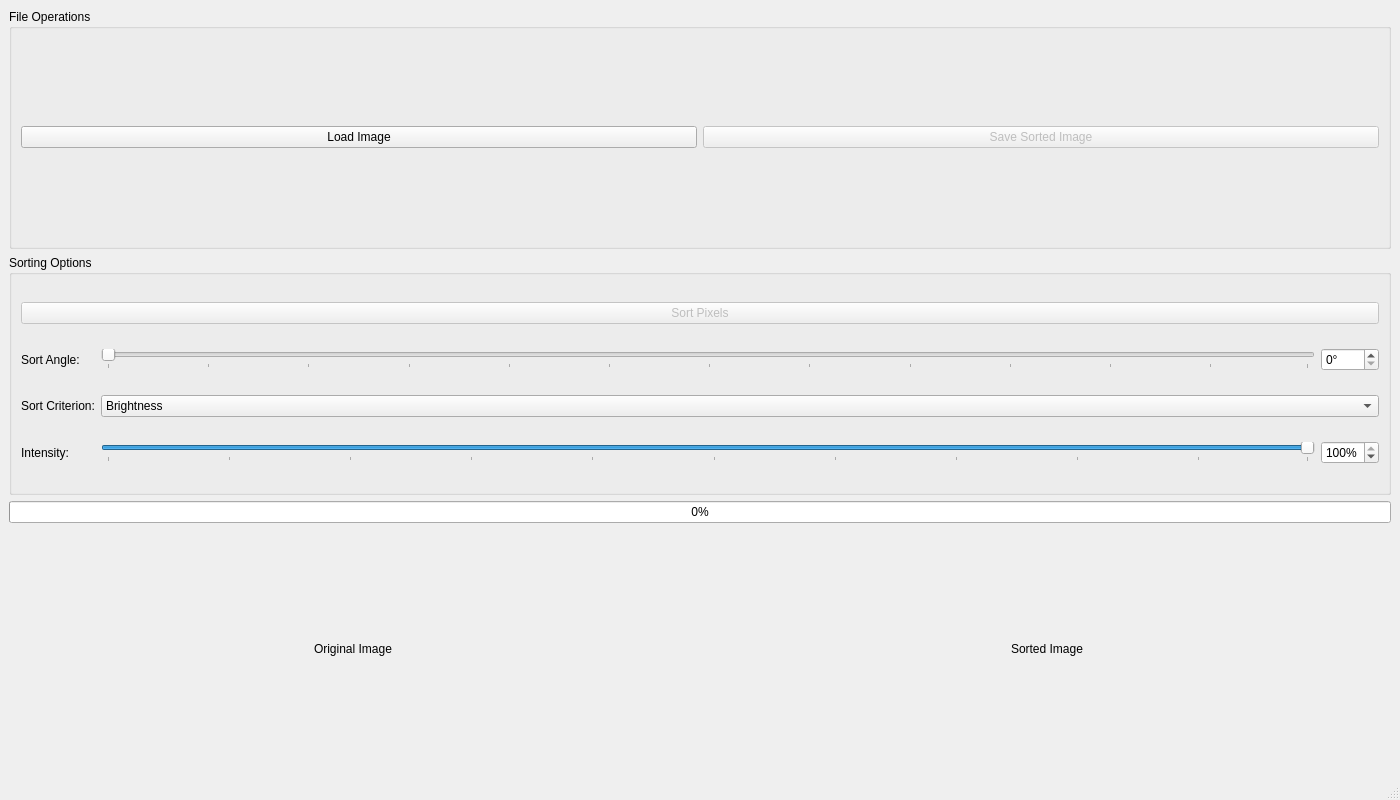
This is ui/main_window.ui in evolvewithevan/pixfuck as Qt 5 draws it before an edit. The edited form follows.
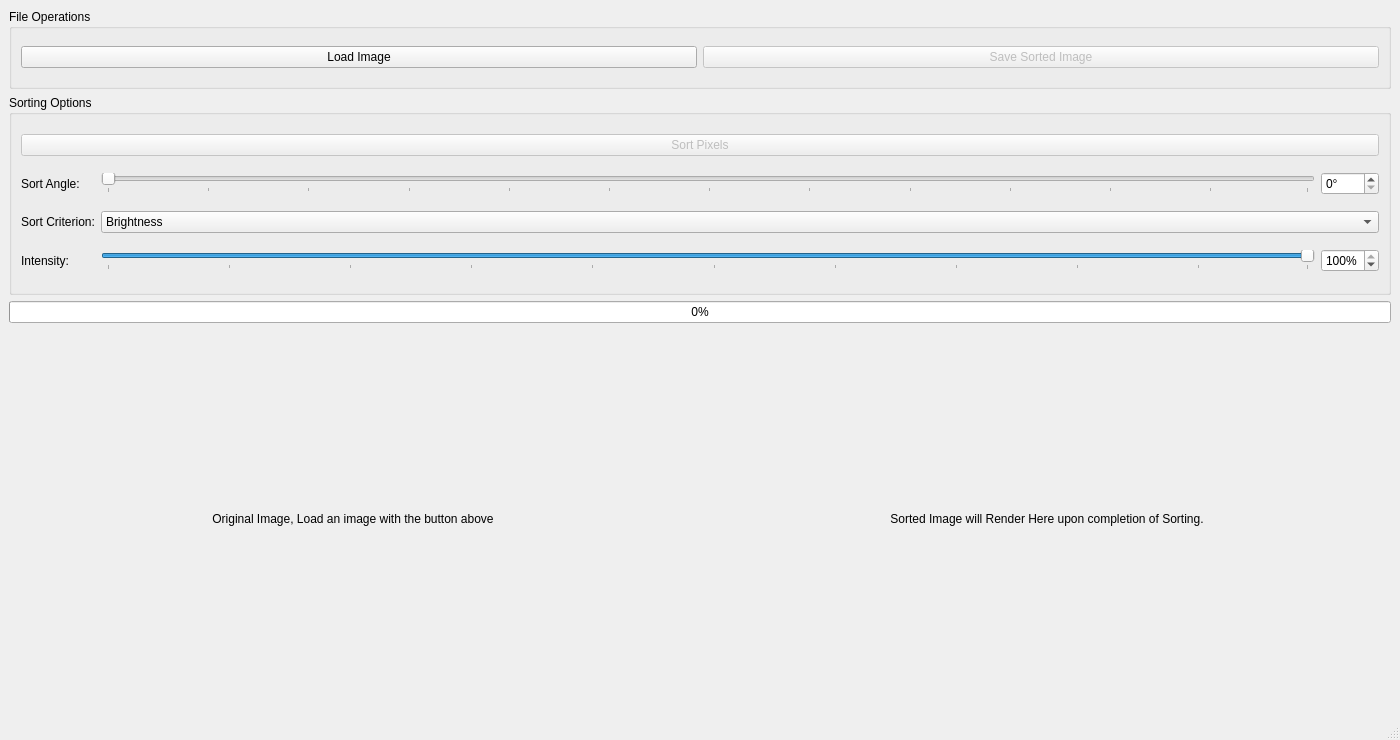
This is the edited form.

Commit message: max height for layout groups

Patch:
```diff
--- a/ui/main_window.ui
+++ b/ui/main_window.ui
@@ -4,10 +4,10 @@
  <widget class="QMainWindow" name="MainWindow">
   <property name="geometry">
    <rect>
-    <x>50</x>
-    <y>50</y>
+    <x>0</x>
+    <y>0</y>
     <width>1400</width>
-    <height>800</height>
+    <height>740</height>
    </rect>
   </property>
   <property name="windowTitle">
@@ -17,6 +17,12 @@
    <layout class="QVBoxLayout" name="verticalLayout">
     <item>
      <widget class="QGroupBox" name="file_ops_group">
+      <property name="maximumSize">
+       <size>
+        <width>16777215</width>
+        <height>80</height>
+       </size>
+      </property>
       <property name="title">
        <string>File Operations</string>
       </property>
@@ -43,6 +49,12 @@
     </item>
     <item>
      <widget class="QGroupBox" name="sorting_options_group">
+      <property name="maximumSize">
+       <size>
+        <width>16777215</width>
+        <height>200</height>
+       </size>
+      </property>
       <property name="title">
        <string>Sorting Options</string>
       </property>
@@ -200,7 +212,7 @@
         <item>
          <widget class="QLabel" name="original_label">
           <property name="text">
-           <string>Original Image</string>
+           <string>Original Image, Load an image with the button above</string>
           </property>
           <property name="alignment">
            <set>Qt::AlignCenter</set>
@@ -214,7 +226,7 @@
         <item>
          <widget class="QLabel" name="sorted_label">
           <property name="text">
-           <string>Sorted Image</string>
+           <string>Sorted Image will Render Here upon completion of Sorting.</string>
           </property>
           <property name="alignment">
            <set>Qt::AlignCenter</set>
```
Left out of the diff: 52 changed lines with no effect on the pictures.
